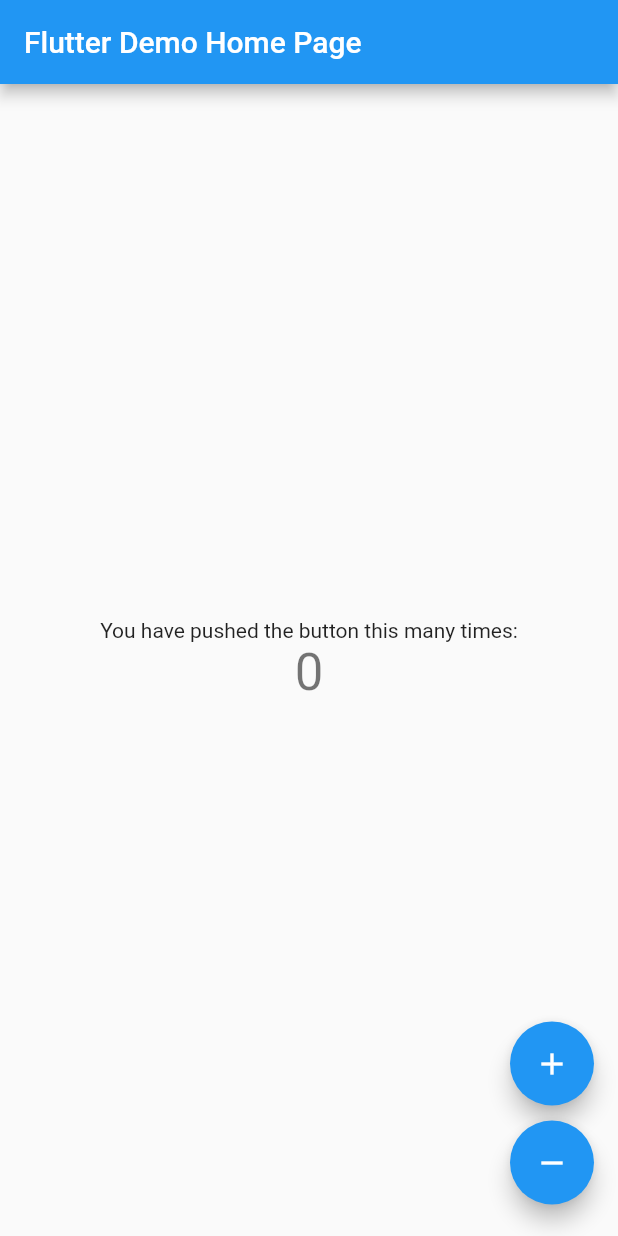
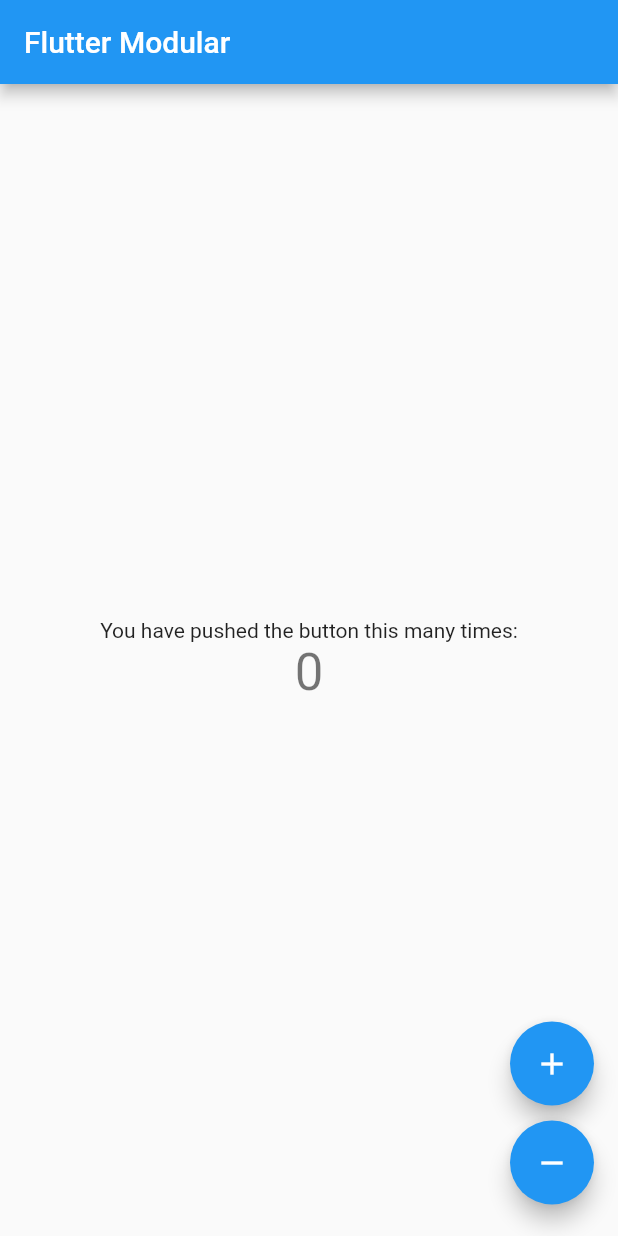
Before and after one commit to putrautama007/flutter_modular_simple, a Flutter app: the screen it shows after launch, on a phone screen of 412 x 824 dp. Run offline on Flutter 3.47's test engine with Material 2 defaults, Android fonts, the phone set to English and light mode, and no system bars; our stand-ins replace equatable, flutter_bloc.

Commit message:
feat(flutter-modular-simple): change appbar title

```diff
--- a/counter_module/lib/page/my_home_page.dart
+++ b/counter_module/lib/page/my_home_page.dart
@@ -3,10 +3,6 @@ import 'package:flutter_bloc/flutter_bloc.dart';
 import '../counter_module.dart';
 
 class MyHomePage extends StatefulWidget {
-  MyHomePage({Key key, this.title}) : super(key: key);
-
-  final String title;
-
   @override
   _MyHomePageState createState() => _MyHomePageState();
 }
@@ -19,7 +15,7 @@ class _MyHomePageState extends State<MyHomePage> {
       child: BlocBuilder<CounterBloc, CounterState>(builder: (context, state) {
         return Scaffold(
           appBar: AppBar(
-            title: Text(widget.title),
+            title: Text("Flutter Modular"),
           ),
           body: Center(
             child: Column(
--- a/lib/main.dart
+++ b/lib/main.dart
@@ -15,7 +15,7 @@ class MyApp extends StatelessWidget {
         primarySwatch: Colors.blue,
         visualDensity: VisualDensity.adaptivePlatformDensity,
       ),
-      home: MyHomePage(title: 'Flutter Demo Home Page'),
+      home: MyHomePage(),
     );
   }
 }
```
